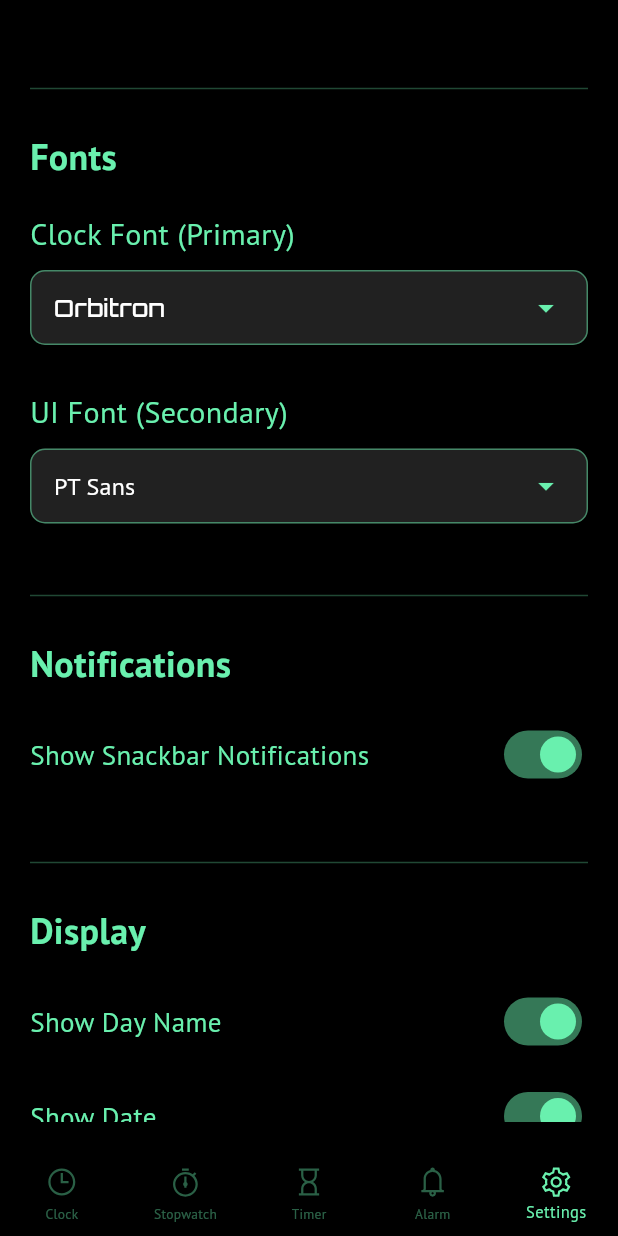
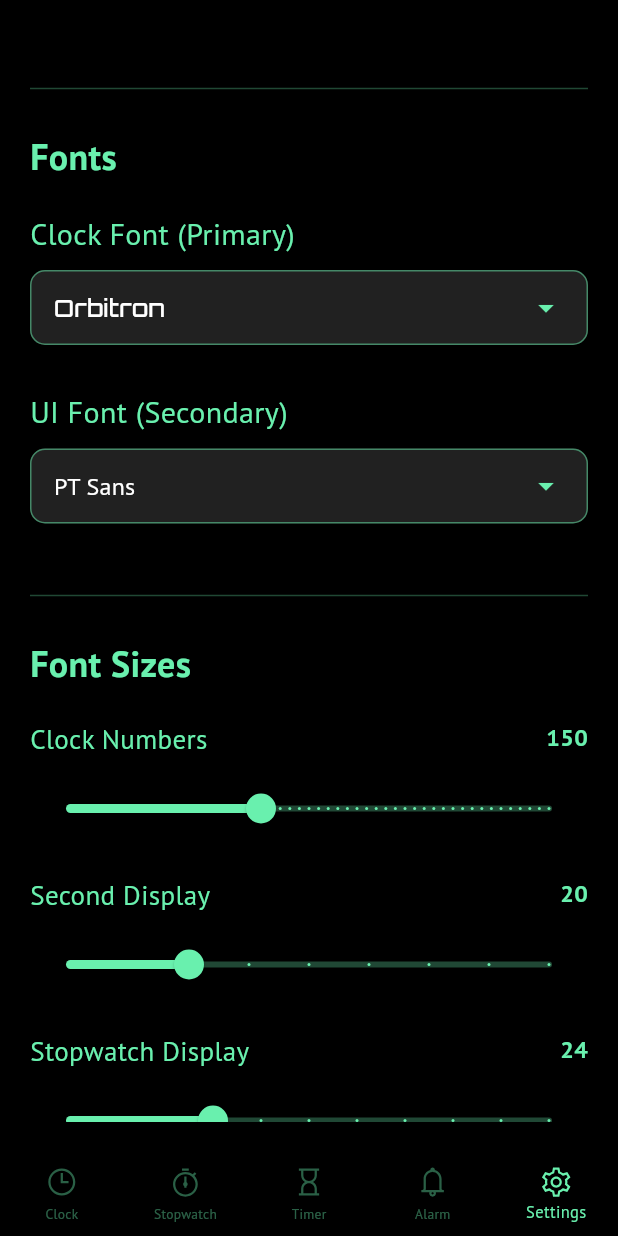
Before and after one commit to zenzalepik/sc_aplikasi_za_time_qu, a Flutter app: the screen it shows after launch, item 5 of the bottom bar chosen, scrolled down 576 dp, on a phone screen of 412 x 824 dp. Run offline on Flutter 3.47's test engine with Material 3 defaults, Android fonts, the phone set to English and light mode, and no system bars; our stand-ins replace flutter_colorpicker, font_awesome_flutter, google_fonts, line_awesome_flutter, shared_preferences.

Commit message:
feat: sparator clock

```diff
--- /dev/null
+++ b/lib/core/services/google_fonts_service.dart
@@ -0,0 +1,74 @@
+import 'package:flutter/material.dart';
+import 'package:google_fonts/google_fonts.dart';
+
+/// Service untuk pre-load Google Fonts agar tersedia offline
+class GoogleFontsService {
+  static bool _isPreloaded = false;
+
+  /// Check if fonts are already preloaded
+  static bool get isPreloaded => _isPreloaded;
+
+  /// Download dan cache semua fonts yang digunakan dalam aplikasi
+  /// Panggil ini saat aplikasi pertama kali dibuka
+  /// Returns true if successful, false if error (but app can still run)
+  static Future<bool> preloadFonts() async {
+    if (_isPreloaded) return true;
+
+    try {
+      print('📥 Starting Google Fonts download...');
+      // Pre-load semua font yang digunakan
+      await Future.wait([
+        // Orbitron
+        GoogleFonts.pendingFonts([
+          GoogleFonts.orbitron(),
+          GoogleFonts.orbitron(fontWeight: FontWeight.bold),
+        ]),
+        // PT Sans
+        GoogleFonts.pendingFonts([
+          GoogleFonts.ptSans(),
+          GoogleFonts.ptSans(fontWeight: FontWeight.bold),
+        ]),
+        // Roboto
+        GoogleFonts.pendingFonts([
+          GoogleFonts.roboto(),
+          GoogleFonts.roboto(fontWeight: FontWeight.bold),
+        ]),
+        // Lato
+        GoogleFonts.pendingFonts([
+          GoogleFonts.lato(),
+          GoogleFonts.lato(fontWeight: FontWeight.bold),
+        ]),
+        // Oswald
+        GoogleFonts.pendingFonts([
+          GoogleFonts.oswald(),
+          GoogleFonts.oswald(fontWeight: FontWeight.bold),
+        ]),
+        // Montserrat
+        GoogleFonts.pendingFonts([
+          GoogleFonts.montserrat(),
+          GoogleFonts.montserrat(fontWeight: FontWeight.bold),
+        ]),
+        // Open Sans
+        GoogleFonts.pendingFonts([
+          GoogleFonts.openSans(),
+          GoogleFonts.openSans(fontWeight: FontWeight.bold),
+        ]),
+        // Poppins
+        GoogleFonts.pendingFonts([
+          GoogleFonts.poppins(),
+          GoogleFonts.poppins(fontWeight: FontWeight.bold),
+        ]),
+      ]);
+
+      _isPreloaded = true;
+      print('✓ All Google Fonts preloaded successfully');
+      return true;
+    } catch (e) {
+      print('⚠ Error preloading Google Fonts: $e');
+      print('⚠ App will continue using system fonts as fallback');
+      // Font akan tetap bekerja, hanya akan download saat pertama kali digunakan
+      _isPreloaded = true; // Mark as done to prevent retry
+      return false;
+    }
+  }
+}
--- a/lib/core/services/theme_service.dart
+++ b/lib/core/services/theme_service.dart
@@ -13,6 +13,10 @@ class ThemeService extends ChangeNotifier {
   static const String _prefShowStopwatch = 'show_stopwatch';
   static const String _prefShowTimer = 'show_timer';
   static const String _prefCardColor = 'card_color';
+  static const String _prefClockFontSize = 'clock_font_size';
+  static const String _prefSecondFontSize = 'second_font_size';
+  static const String _prefStopwatchFontSize = 'stopwatch_font_size';
+  static const String _prefTimerFontSize = 'timer_font_size';
 
   Color _primaryColor = Colors.greenAccent;
   Color _backgroundColor = Colors.black;
@@ -24,6 +28,10 @@ class ThemeService extends ChangeNotifier {
   bool _showStopwatch = true;
   bool _showTimer = true;
   Color _cardColor = const Color(0xFF1E1E1E);
+  double _clockFontSize = 150.0;
+  double _secondFontSize = 20.0;
+  double _stopwatchFontSize = 24.0;
+  double _timerFontSize = 50.0;
 
   Color get primaryColor => _primaryColor;
   Color get backgroundColor => _backgroundColor;
@@ -35,6 +43,10 @@ class ThemeService extends ChangeNotifier {
   bool get showStopwatch => _showStopwatch;
   bool get showTimer => _showTimer;
   Color get cardColor => _cardColor;
+  double get clockFontSize => _clockFontSize;
+  double get secondFontSize => _secondFontSize;
+  double get stopwatchFontSize => _stopwatchFontSize;
+  double get timerFontSize => _timerFontSize;
 
   // Map of available fonts
   static final Map<
@@ -145,6 +157,26 @@ class ThemeService extends ChangeNotifier {
     if (card != null) {
       _cardColor = Color(card);
     }
+
+    // Load font sizes
+    final clockSize = prefs.getDouble(_prefClockFontSize);
+    final secondSize = prefs.getDouble(_prefSecondFontSize);
+    final stopwatchSize = prefs.getDouble(_prefStopwatchFontSize);
+    final timerSize = prefs.getDouble(_prefTimerFontSize);
+
+    if (clockSize != null) {
+      _clockFontSize = clockSize;
+    }
+    if (secondSize != null) {
+      _secondFontSize = secondSize;
+    }
+    if (stopwatchSize != null) {
+      _stopwatchFontSize = stopwatchSize;
+    }
+    if (timerSize != null) {
+      _timerFontSize = timerSize;
+    }
+
     notifyListeners();
   }
 
@@ -222,6 +254,34 @@ class ThemeService extends ChangeNotifier {
     await prefs.setInt(_prefCardColor, color.value);
   }
 
+  Future<void> setClockFontSize(double size) async {
+    _clockFontSize = size;
+    notifyListeners();
+    final prefs = await SharedPreferences.getInstance();
+    await prefs.setDouble(_prefClockFontSize, size);
+  }
+
+  Future<void> setSecondFontSize(double size) async {
+    _secondFontSize = size;
+    notifyListeners();
+    final prefs = await SharedPreferences.getInstance();
+    await prefs.setDouble(_prefSecondFontSize, size);
+  }
+
+  Future<void> setStopwatchFontSize(double size) async {
+    _stopwatchFontSize = size;
+    notifyListeners();
+    final prefs = await SharedPreferences.getInstance();
+    await prefs.setDouble(_prefStopwatchFontSize, size);
+  }
+
+  Future<void> setTimerFontSize(double size) async {
+    _timerFontSize = size;
+    notifyListeners();
+    final prefs = await SharedPreferences.getInstance();
+    await prefs.setDouble(_prefTimerFontSize, size);
+  }
+
   ThemeData get themeData {
     return ThemeData.dark().copyWith(
       scaffoldBackgroundColor: _backgroundColor,
--- a/lib/features/settings/presentation/pages/settings_page.dart
+++ b/lib/features/settings/presentation/pages/settings_page.dart
@@ -2,6 +2,7 @@ import 'package:flutter/material.dart';
 import 'package:flutter_colorpicker/flutter_colorpicker.dart';
 import 'package:provider/provider.dart';
 import '../../../../core/services/theme_service.dart';
+import '../../../../widgets/font_size_slider.dart';
 
 class SettingsPage extends StatelessWidget {
   const SettingsPage({super.key});
@@ -103,6 +104,57 @@ class SettingsPage extends StatelessWidget {
                 themeService.secondaryFont,
                 (font) => themeService.setSecondaryFont(font),
                 themeService,
+              ),
+
+              const SizedBox(height: 40),
+              Divider(color: themeService.primaryColor.withValues(alpha: 0.3)),
+              const SizedBox(height: 20),
+
+              // Font Sizes Section
+              Text(
+                "Font Sizes",
+                style: themeService.getSecondaryTextStyle(
+                  color: themeService.primaryColor,
+                  fontSize: 24,
+                  fontWeight: FontWeight.bold,
+                ),
+              ),
+              const SizedBox(height: 20),
+              FontSizeSlider(
+                title: "Clock Numbers",
+                currentSize: themeService.clockFontSize,
+                min: 50.0,
+                max: 300.0,
+                onSizeChanged: (size) => themeService.setClockFontSize(size),
+                themeService: themeService,
+              ),
+              const SizedBox(height: 20),
+              FontSizeSlider(
+                title: "Second Display",
+                currentSize: themeService.secondFontSize,
+                min: 10.0,
+                max: 50.0,
+                onSizeChanged: (size) => themeService.setSecondFontSize(size),
+                themeService: themeService,
+              ),
+              const SizedBox(height: 20),
+              FontSizeSlider(
+                title: "Stopwatch Display",
+                currentSize: themeService.stopwatchFontSize,
+                min: 10.0,
+                max: 60.0,
+                onSizeChanged: (size) =>
+                    themeService.setStopwatchFontSize(size),
+                themeService: themeService,
+              ),
+              const SizedBox(height: 20),
+              FontSizeSlider(
+                title: "Timer Display",
+                currentSize: themeService.timerFontSize,
+                min: 20.0,
+                max: 100.0,
+                onSizeChanged: (size) => themeService.setTimerFontSize(size),
+                themeService: themeService,
               ),
 
               const SizedBox(height: 40),
--- a/lib/main.dart
+++ b/lib/main.dart
@@ -4,6 +4,7 @@ import 'package:provider/provider.dart';
 import 'core/services/time_service.dart';
 import 'core/services/theme_service.dart';
 import 'core/services/ui_service.dart';
+import 'widgets/splash_screen.dart';
 import 'package:flutter/services.dart'; // ← Import ini
 
 void main() async {
@@ -27,7 +28,8 @@ void main() async {
         ChangeNotifierProvider.value(value: themeService),
         ChangeNotifierProvider.value(value: uiService),
       ],
-      child: const DigitalClockApp(),
+      // Wrap dengan SplashScreen untuk loading indicator
+      child: const SplashScreen(child: DigitalClockApp()),
     ),
   );
 }
--- /dev/null
+++ b/lib/widgets/font_size_slider.dart
@@ -0,0 +1,61 @@
+import 'package:flutter/material.dart';
+import '../../../core/services/theme_service.dart';
+
+/// Widget untuk slider font size
+class FontSizeSlider extends StatelessWidget {
+  final String title;
+  final double currentSize;
+  final double min;
+  final double max;
+  final Function(double) onSizeChanged;
+  final ThemeService themeService;
+
+  const FontSizeSlider({
+    super.key,
+    required this.title,
+    required this.currentSize,
+    required this.min,
+    required this.max,
+    required this.onSizeChanged,
+    required this.themeService,
+  });
+
+  @override
+  Widget build(BuildContext context) {
+    return Column(
+      crossAxisAlignment: CrossAxisAlignment.start,
+      children: [
+        Row(
+          mainAxisAlignment: MainAxisAlignment.spaceBetween,
+          children: [
+            Text(
+              title,
+              style: themeService.getSecondaryTextStyle(
+                color: themeService.primaryColor,
+                fontSize: 18,
+              ),
+            ),
+            Text(
+              currentSize.toStringAsFixed(0),
+              style: themeService.getSecondaryTextStyle(
+                color: themeService.primaryColor,
+                fontSize: 16,
+                fontWeight: FontWeight.bold,
+              ),
+            ),
+          ],
+        ),
+        const SizedBox(height: 10),
+        Slider(
+          value: currentSize,
+          min: min,
+          max: max,
+          divisions: ((max - min) / 5).round(),
+          activeColor: themeService.primaryColor,
+          inactiveColor: themeService.primaryColor.withOpacity(0.3),
+          onChanged: onSizeChanged,
+        ),
+      ],
+    );
+  }
+}
--- a/lib/widgets/second_display.dart
+++ b/lib/widgets/second_display.dart
@@ -23,7 +23,7 @@ class SecondDisplay extends StatelessWidget {
       child: Text(
         secondStr,
         style: themeService.getPrimaryTextStyle(
-          fontSize: 20,
+          fontSize: themeService.secondFontSize,
           fontWeight: FontWeight.bold,
           color: themeService.primaryColor.withOpacity(0.5),
         ),
--- /dev/null
+++ b/lib/widgets/splash_screen.dart
@@ -0,0 +1,89 @@
+import 'package:flutter/material.dart';
+import 'package:provider/provider.dart';
+import '../core/services/google_fonts_service.dart';
+import '../core/services/theme_service.dart';
+
+/// Splash screen yang menampilkan loading saat preload fonts
+class SplashScreen extends StatefulWidget {
+  final Widget child;
+
+  const SplashScreen({super.key, required this.child});
+
+  @override
+  State<SplashScreen> createState() => _SplashScreenState();
+}
+
+class _SplashScreenState extends State<SplashScreen> {
+  bool _isReady = false;
+  bool _fontsLoaded = false;
+
+  @override
+  void initState() {
+    super.initState();
+    _initializeApp();
+  }
+
+  Future<void> _initializeApp() async {
+    // Preload Google Fonts
+    final success = await GoogleFontsService.preloadFonts();
+
+    setState(() {
+      _fontsLoaded = success;
+    });
+
+    // Small delay untuk show splash (opsional, bisa dihapus)
+    await Future.delayed(const Duration(milliseconds: 500));
+
+    setState(() {
+      _isReady = true;
+    });
+  }
+
+  @override
+  Widget build(BuildContext context) {
+    if (_isReady) {
+      return widget.child;
+    }
+
+    final themeService = Provider.of<ThemeService>(context, listen: false);
+
+    return MaterialApp(
+      debugShowCheckedModeBanner: false,
+      home: Scaffold(
+        backgroundColor: themeService.backgroundColor,
+        body: Center(
+          child: Column(
+            mainAxisAlignment: MainAxisAlignment.center,
+            children: [
+              // App Logo
+              Image.asset('assets/logo_app.png', width: 120, height: 120),
+              const SizedBox(height: 40),
+
+              // Loading indicator
+              SizedBox(
+                width: 40,
+                height: 40,
+                child: CircularProgressIndicator(
+                  valueColor: AlwaysStoppedAnimation<Color>(
+                    themeService.primaryColor,
+                  ),
+                  strokeWidth: 3,
+                ),
+              ),
+              const SizedBox(height: 20),
+
+              // Loading text
+              Text(
+                _fontsLoaded ? 'Almost ready...' : 'Loading fonts...',
+                style: themeService.getSecondaryTextStyle(
+                  color: themeService.primaryColor.withOpacity(0.7),
+                  fontSize: 16,
+                ),
+              ),
+            ],
+          ),
+        ),
+      ),
+    );
+  }
+}
--- a/lib/widgets/stopwatch_display.dart
+++ b/lib/widgets/stopwatch_display.dart
@@ -44,7 +44,7 @@ class _StopwatchDisplayState extends State<StopwatchDisplay> {
                 height: 1,
                 color: themeService.primaryColor.withOpacity(0.3),
               ),
-              const SizedBox(height: 20),
+              const SizedBox(height: 0),
 
               // Show title and buttons when controls are visible
               if (_showControls) ...[
@@ -118,14 +118,14 @@ class _StopwatchDisplayState extends State<StopwatchDisplay> {
                     child: Text(
                       swText,
                       style: themeService.getSecondaryTextStyle(
-                        fontSize: 24,
+                        fontSize: themeService.stopwatchFontSize,
                         color: themeService.primaryColor,
                       ),
                     ),
                   ),
                 ),
 
-              const SizedBox(height: 20),
+              const SizedBox(height: 18),
             ],
           );
         }
--- a/lib/widgets/timer_display.dart
+++ b/lib/widgets/timer_display.dart
@@ -38,7 +38,7 @@ class TimerDisplay extends StatelessWidget {
                 child: Text(
                   timerText,
                   style: themeService.getSecondaryTextStyle(
-                    fontSize: 50,
+                    fontSize: themeService.timerFontSize,
                     color: themeService.primaryColor,
                   ),
                 ),
```
Also changed, not shown: lib/features/clock/presentation/pages/clock_page.dart (+13 -3 lines), lib/widgets/clock_separator.dart (added, +45 -0 lines), pubspec.yaml (+7 -0 lines), assets/logo_app.png (added), pubspec.lock, 14 other files.
